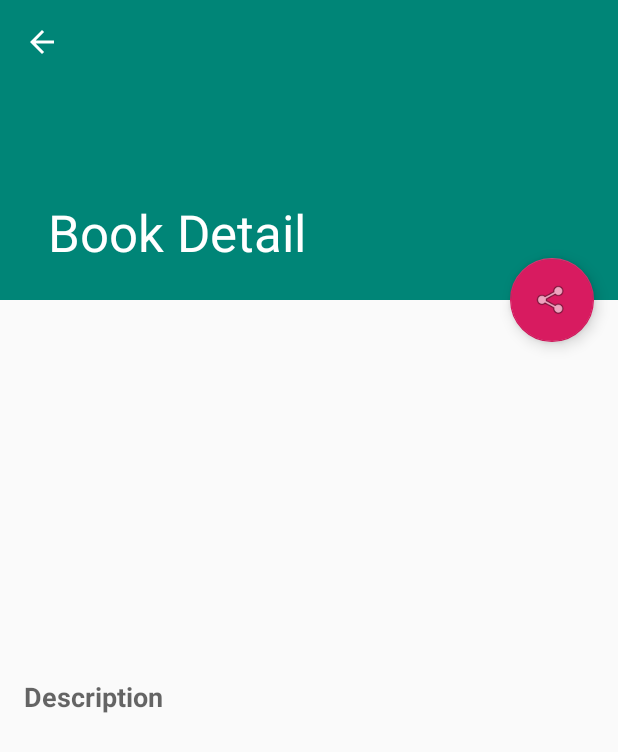
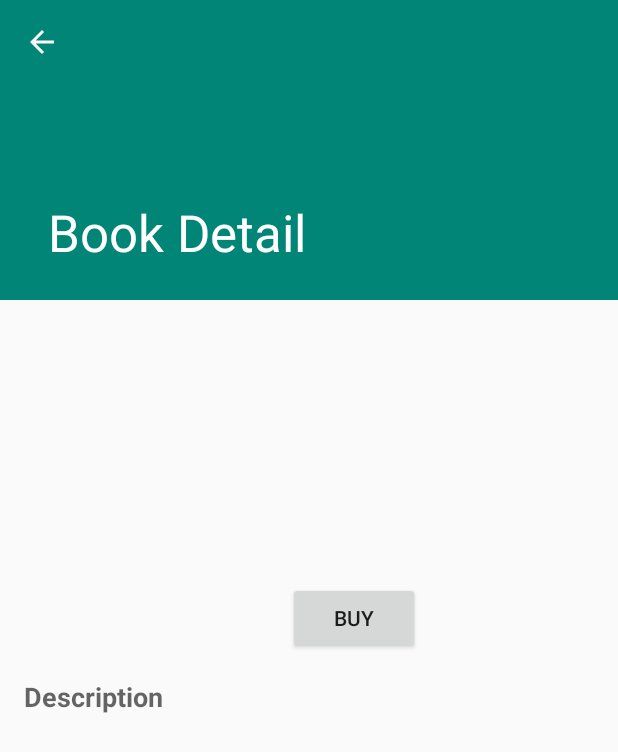
Before and after one commit to maios/Google-Books-Example, an Android app: the BookDetailActivity screen opened directly, with no data from a screen before it, on a phone screen of 412 x 824 dp. Shown: the top 752 px of the screen. Run offline under Robolectric (Android 15) with nearby library versions, the phone set to English and light mode, and no system bars; pictures from the network do not load; 2 statements that could not run were skipped.

Commit message:
Open Google Play item from book detail page

```diff
--- a/app/src/main/java/com/bappvn/mai/googlebooks/BookDetailActivity.kt
+++ b/app/src/main/java/com/bappvn/mai/googlebooks/BookDetailActivity.kt
@@ -1,12 +1,15 @@
 package com.bappvn.mai.googlebooks
 
 import android.content.Intent
+import android.net.Uri
 import android.os.Bundle
 import android.support.design.widget.Snackbar
 import android.support.v7.app.AppCompatActivity
 import android.support.v4.app.NavUtils
 import android.view.MenuItem
+import com.bappvn.mai.googlebooks.model.Volume
 import kotlinx.android.synthetic.main.activity_book_detail.*
+import java.net.URI
 
 /**
  * An activity representing a single Book detail screen. This
@@ -16,15 +19,14 @@ import kotlinx.android.synthetic.main.activity_book_detail.*
  */
 class BookDetailActivity : AppCompatActivity() {
 
+    private lateinit var book: Volume
+
     override fun onCreate(savedInstanceState: Bundle?) {
         super.onCreate(savedInstanceState)
         setContentView(R.layout.activity_book_detail)
         setSupportActionBar(detail_toolbar)
 
-        fab.setOnClickListener { view ->
-            Snackbar.make(view, "Replace with your own detail action", Snackbar.LENGTH_LONG)
-                .setAction("Action", null).show()
-        }
+        book = intent.getSerializableExtra(BookDetailFragment.ARG_ITEM) as Volume
 
         // Show the Up button in the action bar.
         supportActionBar?.setDisplayHomeAsUpEnabled(true)
@@ -43,7 +45,7 @@ class BookDetailActivity : AppCompatActivity() {
             // using a fragment transaction.
             val fragment = BookDetailFragment().apply {
                 arguments = Bundle().apply {
-                    putSerializable(BookDetailFragment.ARG_ITEM, intent.getSerializableExtra(BookDetailFragment.ARG_ITEM))
+                    putSerializable(BookDetailFragment.ARG_ITEM, book)
                 }
             }
 
--- a/app/src/main/java/com/bappvn/mai/googlebooks/BookListActivity.kt
+++ b/app/src/main/java/com/bappvn/mai/googlebooks/BookListActivity.kt
@@ -76,6 +76,7 @@ class BookListActivity : AppCompatActivity() {
                 override fun onQueryTextSubmit(query: String?): Boolean {
                     if (query != null) {
                         book_list.adapter = SimpleItemRecyclerViewAdapter(this@BookListActivity, emptyList(), twoPane)
+                        empty_view.visibility = View.GONE
                         shimmer_view_container.startShimmer()
                         shimmer_view_container.visibility = View.VISIBLE
                         viewModel.search(query)
@@ -149,9 +150,10 @@ class BookListActivity : AppCompatActivity() {
             val item = books[position]
             holder.titleTextView.text = item.volumeInfo.title
             holder.subtitleTextView.text = item.volumeInfo.subtitle
+
             GlideApp
                 .with(parentActivity)
-                .load(item.volumeInfo.imageLinks.thumbnail.toString())
+                .load(item.volumeInfo.imageLinks?.thumbnail?.toString())
                 .placeholder(ColorDrawable(Color.BLACK))
                 .into(holder.thumbnailImageView)
 
--- a/app/src/main/java/com/bappvn/mai/googlebooks/BookListViewModel.kt
+++ b/app/src/main/java/com/bappvn/mai/googlebooks/BookListViewModel.kt
@@ -24,7 +24,7 @@ class BookListViewModel(val fuelManager: FuelManager = FuelManager.instance): Vi
     }
 
     override fun search(term: String) {
-        Fuel.get("/volumes", parameters = listOf("q" to term))
+        Fuel.get("/volumes", parameters = listOf("q" to term, "maxResults" to 40))
             .responseObject<VolumeList> { _, _, result ->
                 bookList.value = result.getOrElse(VolumeList(0, emptyList()))
             }
--- a/app/src/main/res/layout/activity_book_detail.xml
+++ b/app/src/main/res/layout/activity_book_detail.xml
@@ -41,14 +41,4 @@
             android:layout_height="match_parent"
             app:layout_behavior="@string/appbar_scrolling_view_behavior"/>
 
-    <android.support.design.widget.FloatingActionButton
-            android:id="@+id/fab"
-            android:layout_width="wrap_content"
-            android:layout_height="wrap_content"
-            android:layout_gravity="center_vertical|start"
-            android:layout_margin="@dimen/fab_margin"
-            app:srcCompat="@android:drawable/ic_menu_share"
-            app:layout_anchor="@+id/book_detail_container"
-            app:layout_anchorGravity="top|end"/>
-
 </android.support.design.widget.CoordinatorLayout>
--- a/app/src/main/res/layout/book_detail.xml
+++ b/app/src/main/res/layout/book_detail.xml
@@ -56,6 +56,13 @@
             app:layout_constraintTop_toBottomOf="@+id/book_description_title"
             app:layout_constraintStart_toStartOf="parent"
             app:layout_constraintEnd_toEndOf="parent"/>
+    <Button
+            android:text="Buy"
+            android:layout_width="wrap_content"
+            android:layout_height="wrap_content"
+            android:id="@+id/buy_button"
+            app:layout_constraintStart_toStartOf="@+id/book_title"
+            app:layout_constraintBottom_toBottomOf="@+id/cover_image"/>
 
 
 </android.support.constraint.ConstraintLayout>
```
Also changed, not shown: app/src/main/java/com/bappvn/mai/googlebooks/BookDetailFragment.kt (+16 -5 lines), app/src/main/java/com/bappvn/mai/googlebooks/model/DataModel.kt (+5 -3 lines).
